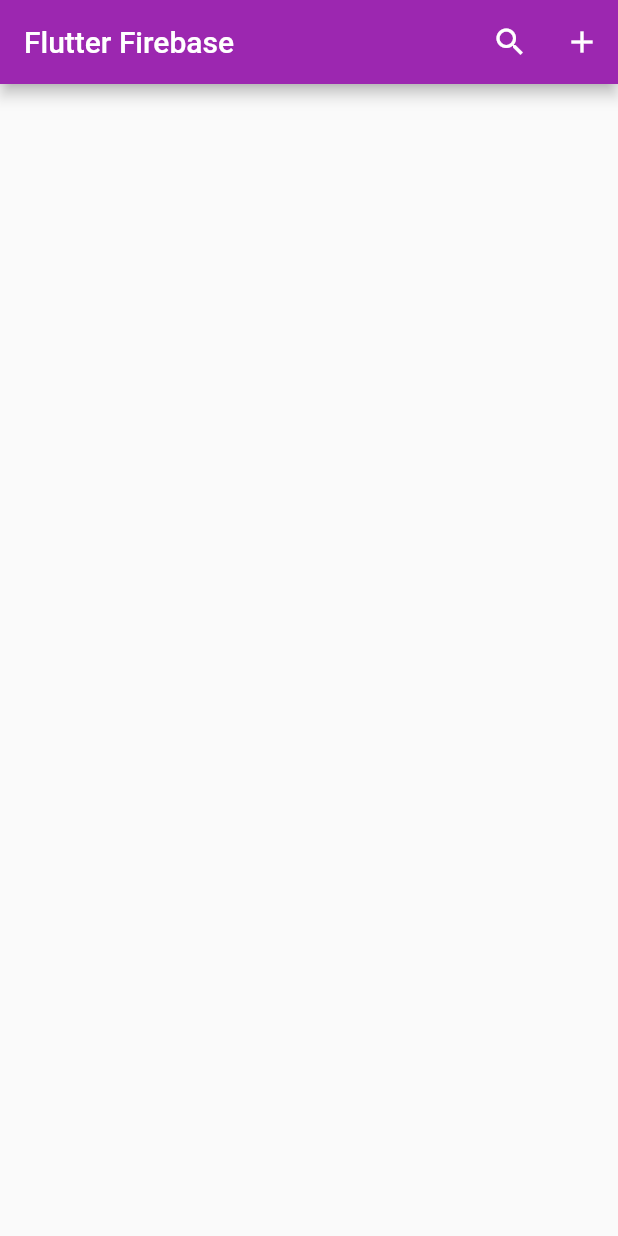
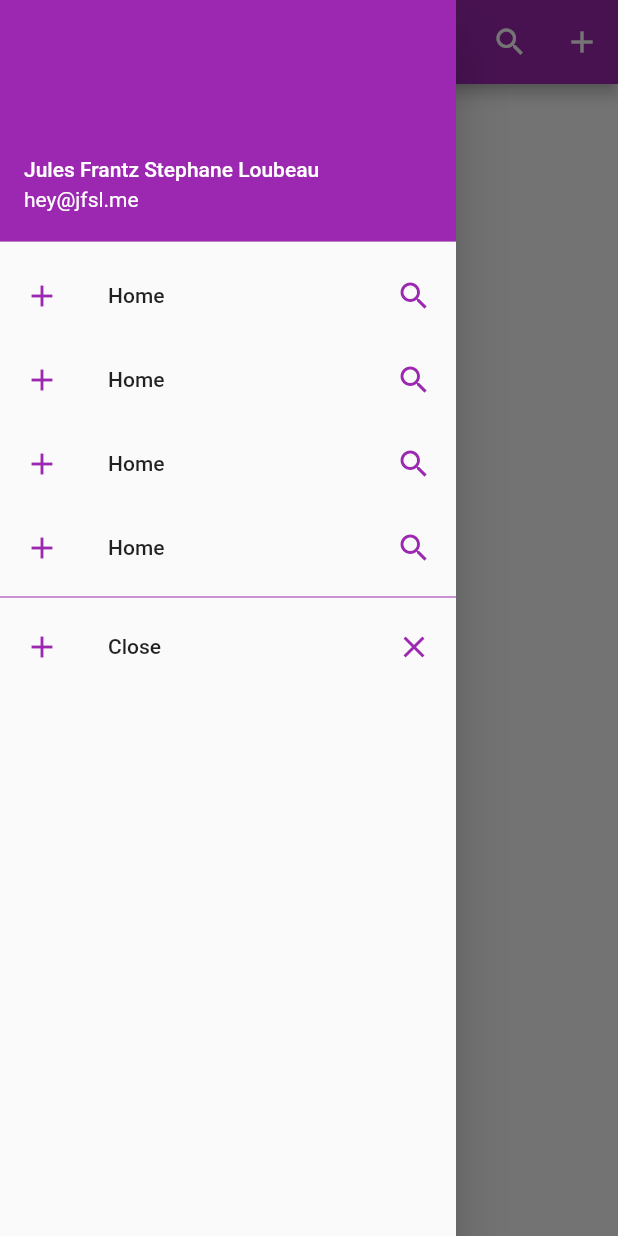
Before and after one commit to jfstephane/flutter_app, a Flutter app: the screen it shows after launch, with the side drawer open (before the commit the screen has no drawer), on a phone screen of 412 x 824 dp. Run offline on Flutter 3.47's test engine with Material 2 defaults, Android fonts, the phone set to English and light mode, and no system bars.

Commit message:
added Drawer
navigation drawer titles, icons and close action

```diff
--- a/lib/HomePage.dart
+++ b/lib/HomePage.dart
@@ -29,6 +29,73 @@ class _HomeState extends State<Home> {
         ],
       ),
 
+
+      drawer: new Drawer(
+
+        child: new ListView(
+
+          children: <Widget>[
+
+            new UserAccountsDrawerHeader(
+                accountName: new Text("Jules Frantz Stephane Loubeau"),
+                accountEmail: new Text("hey@jfsl.me"),
+              decoration: new BoxDecoration(
+                color: Colors.purple
+
+              ),
+
+            ),
+
+            new ListTile(
+              title: new Text("Home"),
+              leading: new Icon(Icons.add, color: Colors.purple),
+              trailing: new Icon(Icons.search, color: Colors.purple),
+
+            ),
+
+            new ListTile(
+              title: new Text("Home"),
+              leading: new Icon(Icons.add, color: Colors.purple),
+              trailing: new Icon(Icons.search, color: Colors.purple),
+
+            ),
+
+            new ListTile(
+              title: new Text("Home"),
+              leading: new Icon(Icons.add, color: Colors.purple),
+              trailing: new Icon(Icons.search, color: Colors.purple),
+
+            ),
+
+            new ListTile(
+              title: new Text("Home"),
+              leading: new Icon(Icons.add, color: Colors.purple),
+              trailing: new Icon(Icons.search, color: Colors.purple),
+
+            ),
+
+            new Divider(
+              height: 10.0,
+              color: Colors.purple,
+            ),
+
+            new ListTile(
+              title: new Text("Close"),
+              leading: new Icon(Icons.add, color: Colors.purple),
+              trailing: new Icon(Icons.close, color: Colors.purple),
+              onTap: (){
+
+                Navigator.of(context).pop();
+
+              },
+
+            )
+
+
+          ],
+        ),
+      ),
+
     );
   }
 }
```
